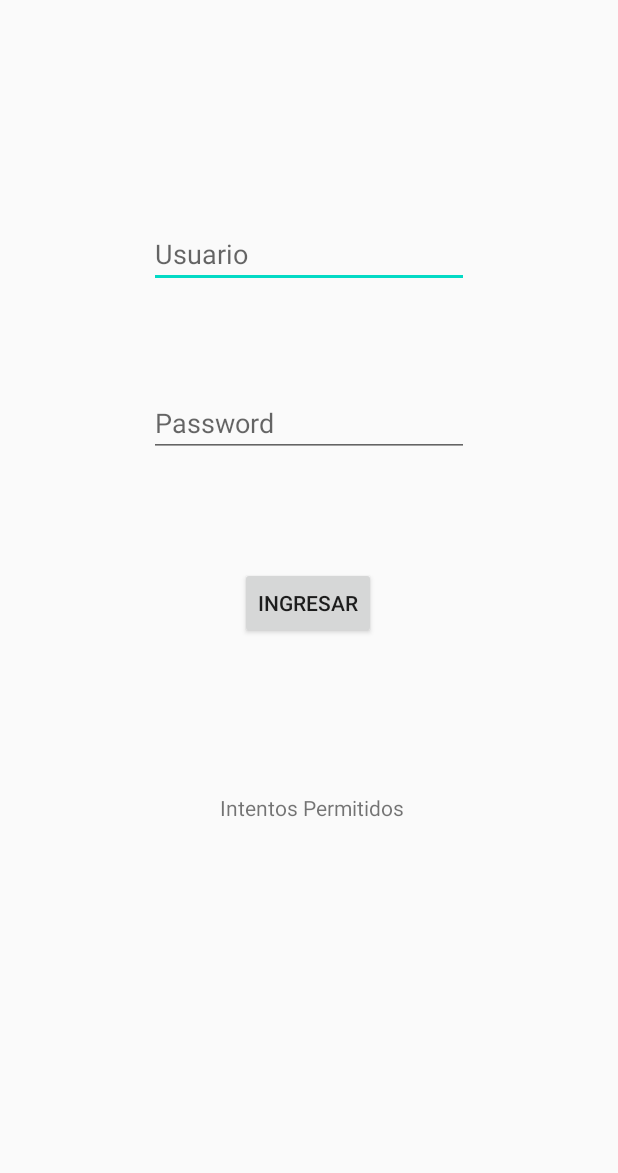
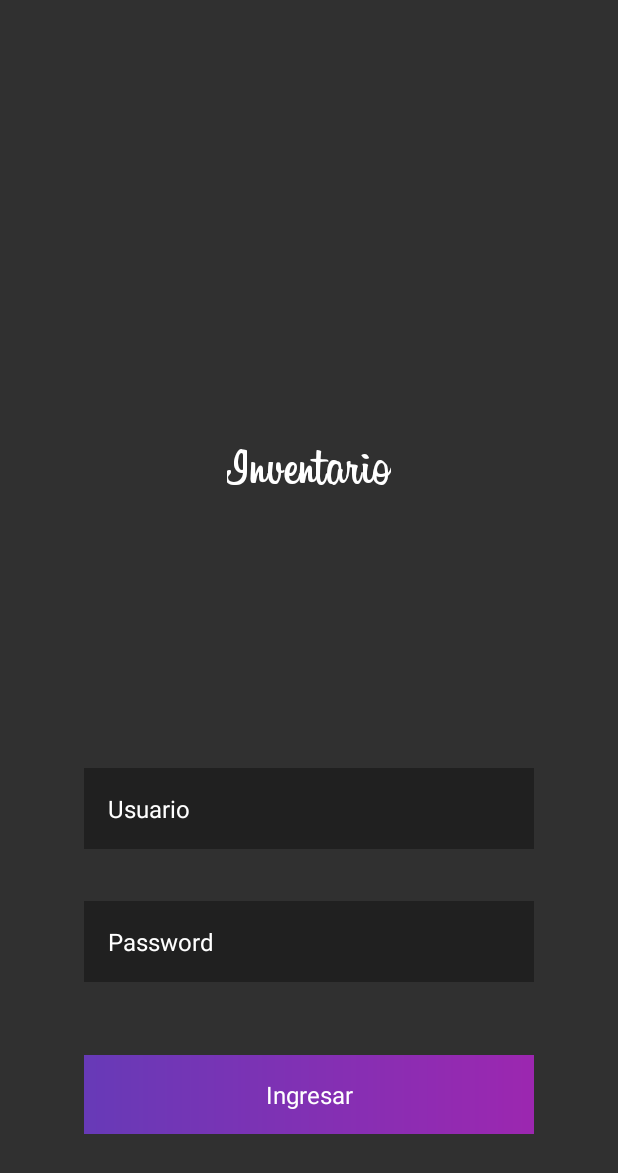
Before and after one commit to franciscocotto/Inventario, an Android app: the layout activity_main.xml on its own in the app's theme, with its tools: preview values and no code run, on a phone screen of 412 x 824 dp. Shown: the top 1173 px of the screen. Run offline under Robolectric (Android 15) with nearby library versions, the phone set to English and light mode, and no system bars.

Commit message:
Subida estilo login

```diff
--- a/app/src/main/java/com/example/inventario/DatabaseHelper.java
+++ b/app/src/main/java/com/example/inventario/DatabaseHelper.java
@@ -15,7 +15,6 @@ public class DatabaseHelper extends SQLiteOpenHelper {
     @Override
     public void onCreate(SQLiteDatabase db) {
             db.execSQL("Create table user(email text primary key, password text)");
-
     }
 
 
--- a/app/src/main/java/com/example/inventario/MainActivity.java
+++ b/app/src/main/java/com/example/inventario/MainActivity.java
@@ -2,12 +2,16 @@ package com.example.inventario;
 
 import androidx.appcompat.app.AppCompatActivity;
 
+import android.app.WallpaperManager;
 import android.content.Intent;
+import android.graphics.drawable.Drawable;
+import android.os.Build;
 import android.os.Bundle;
 import android.util.Log;
 import android.view.View;
 import android.widget.Button;
 import android.widget.EditText;
+import android.widget.RelativeLayout;
 import android.widget.TextView;
 
 public class MainActivity extends AppCompatActivity {
@@ -24,15 +28,15 @@ public class MainActivity extends AppCompatActivity {
 
         Usuario = (EditText)findViewById(R.id.etName);
         Password = (EditText)findViewById(R.id.etPassword);
-        Info = (TextView) findViewById(R.id.tvInfo);
         Login = (Button)findViewById(R.id.btnLogin);
-        Info.setText("Intentos Restantes: 5");
+
         Login.setOnClickListener(new View.OnClickListener() {
             @Override
             public void onClick(View v) {
                 validate(Usuario.getText().toString(), Password.getText().toString());
             }
         });
+
 
     }
 
--- /dev/null
+++ b/app/src/main/res/drawable/gradient_1.xml
@@ -0,0 +1,7 @@
+<?xml version="1.0" encoding="utf-8"?>
+<shape xmlns:android="http://schemas.android.com/apk/res/android">
+    <gradient
+        android:startColor="#673AB7"
+        android:endColor="#9C27B0"
+        android:angle="0"/>
+</shape>
--- /dev/null
+++ b/app/src/main/res/drawable/ic_info_outline_24dp.xml
@@ -0,0 +1,9 @@
+<vector xmlns:android="http://schemas.android.com/apk/res/android"
+        android:width="24dp"
+        android:height="24dp"
+        android:viewportWidth="24.0"
+        android:viewportHeight="24.0">
+    <path
+        android:fillColor="#f5f5f5"
+        android:pathData="M11,17h2v-6h-2v6zM12,2C6.48,2 2,6.48 2,12s4.48,10 10,10 10,-4.48 10,-10S17.52,2 12,2zM12,20c-4.41,0 -8,-3.59 -8,-8s3.59,-8 8,-8 8,3.59 8,8 -3.59,8 -8,8zM11,9h2L13,7h-2v2z"/>
+</vector>
--- /dev/null
+++ b/app/src/main/res/drawable/ic_visibility_24dp.xml
@@ -0,0 +1,9 @@
+<vector xmlns:android="http://schemas.android.com/apk/res/android"
+        android:width="24dp"
+        android:height="24dp"
+        android:viewportWidth="24.0"
+        android:viewportHeight="24.0">
+    <path
+        android:fillColor="#FFffffff"
+        android:pathData="M12,4.5C7,4.5 2.73,7.61 1,12c1.73,4.39 6,7.5 11,7.5s9.27,-3.11 11,-7.5c-1.73,-4.39 -6,-7.5 -11,-7.5zM12,17c-2.76,0 -5,-2.24 -5,-5s2.24,-5 5,-5 5,2.24 5,5 -2.24,5 -5,5zM12,9c-1.66,0 -3,1.34 -3,3s1.34,3 3,3 3,-1.34 3,-3 -1.34,-3 -3,-3z"/>
+</vector>
--- a/app/src/main/res/layout/activity_main.xml
+++ b/app/src/main/res/layout/activity_main.xml
@@ -1,59 +1,69 @@
 <?xml version="1.0" encoding="utf-8"?>
-<androidx.constraintlayout.widget.ConstraintLayout xmlns:android="http://schemas.android.com/apk/res/android"
+<RelativeLayout xmlns:android="http://schemas.android.com/apk/res/android"
     xmlns:app="http://schemas.android.com/apk/res-auto"
     xmlns:tools="http://schemas.android.com/tools"
     android:layout_width="match_parent"
     android:layout_height="match_parent"
-    tools:context=".MainActivity">
+    android:theme="@android:style/Theme.NoTitleBar"
+    tools:context=".MainActivity"
+    android:id="@+id/main"
+    android:background="#303030">
 
     <TextView
-        android:id="@+id/tvInfo"
+        android:id="@+id/textView3"
         android:layout_width="wrap_content"
         android:layout_height="wrap_content"
-        android:text="Intentos Permitidos"
-        app:layout_constraintBottom_toBottomOf="parent"
-        app:layout_constraintHorizontal_bias="0.508"
-        app:layout_constraintLeft_toLeftOf="parent"
-        app:layout_constraintRight_toRightOf="parent"
-        app:layout_constraintTop_toTopOf="parent"
-        app:layout_constraintVertical_bias="0.657" />
+        android:layout_alignParentBottom="true"
+        android:layout_centerHorizontal="true"
+        android:layout_marginBottom="476dp"
+        android:fontFamily="@font/billabong"
+        android:text="Inventario"
+        android:textColor="#fff"
+        android:textSize="36sp" />
 
     <EditText
         android:id="@+id/etName"
-        android:layout_width="wrap_content"
+        android:layout_width="300dp"
         android:layout_height="wrap_content"
-        android:ems="10"
+        android:layout_alignParentBottom="true"
+        android:layout_centerHorizontal="true"
+        android:layout_marginBottom="258dp"
+        android:background="#55000000"
+
         android:hint="Usuario"
-        android:inputType="textPersonName"
-        app:layout_constraintBottom_toBottomOf="parent"
-        app:layout_constraintEnd_toEndOf="parent"
-        app:layout_constraintStart_toStartOf="parent"
-        app:layout_constraintTop_toTopOf="parent"
-        app:layout_constraintVertical_bias="0.188" />
+        android:padding="16dp"
+        android:textColor="#E91E63"
+        android:textColorHint="#fff"
+        android:textSize="16dp" />
 
     <EditText
         android:id="@+id/etPassword"
-        android:layout_width="wrap_content"
+        android:layout_width="300dp"
         android:layout_height="wrap_content"
-        android:ems="10"
+        android:layout_alignParentBottom="true"
+        android:layout_centerHorizontal="true"
+        android:layout_marginBottom="169dp"
+        android:background="#55000000"
         android:hint="Password"
-        android:inputType="textPersonName"
-        app:layout_constraintBottom_toBottomOf="parent"
-        app:layout_constraintEnd_toEndOf="parent"
-        app:layout_constraintStart_toStartOf="parent"
-        app:layout_constraintTop_toBottomOf="@+id/etName"
-        app:layout_constraintVertical_bias="0.115" />
+        android:padding="16dp"
+        android:textColor="#E91E63"
+        android:textColorHint="#fff"
+        android:textSize="16dp" />
 
     <Button
         android:id="@+id/btnLogin"
-        android:layout_width="wrap_content"
+        android:layout_width="300dp"
         android:layout_height="wrap_content"
+        android:layout_alignParentBottom="true"
+        android:layout_centerHorizontal="true"
+        android:layout_marginBottom="68dp"
+        android:background="@drawable/gradient_1"
+        android:paddingTop="15dp"
+        android:paddingBottom="15dp"
         android:text="Ingresar"
-        app:layout_constraintBottom_toBottomOf="parent"
-        app:layout_constraintEnd_toEndOf="parent"
-        app:layout_constraintHorizontal_bias="0.498"
-        app:layout_constraintStart_toStartOf="parent"
-        app:layout_constraintTop_toBottomOf="@+id/etPassword"
-        app:layout_constraintVertical_bias="0.155" />
+        android:textColor="#fff"
+        android:textSize="16dp" />
 
-</androidx.constraintlayout.widget.ConstraintLayout>
+
+
+</RelativeLayout>
--- a/app/src/main/res/values/styles.xml
+++ b/app/src/main/res/values/styles.xml
@@ -1,7 +1,7 @@
 <resources>
 
     <!-- Base application theme. -->
-    <style name="AppTheme" parent="Theme.AppCompat.Light.DarkActionBar">
+    <style name="AppTheme" parent="Theme.AppCompat.Light.NoActionBar">
         <!-- Customize your theme here. -->
         <item name="colorPrimary">@color/colorPrimary</item>
         <item name="colorPrimaryDark">@color/colorPrimaryDark</item>
```
Also changed, not shown: app/src/main/res/font/billabong.ttf (added).
